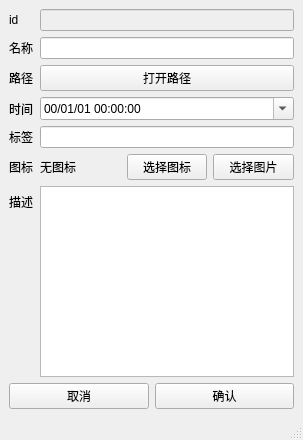
Old version of the form labeled_files/file.ui in the repository liyihc/labeled-files.
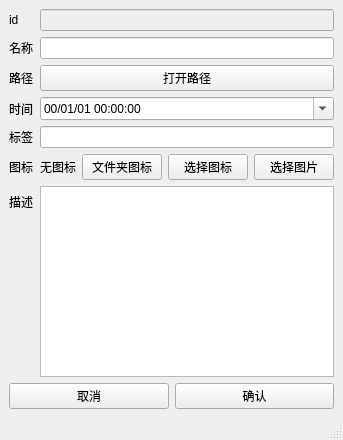
New version of the form.

Diff of the .ui file:
```diff
--- a/labeled_files/file.ui
+++ b/labeled_files/file.ui
@@ -108,6 +108,13 @@
           </property>
          </widget>
         </item>
+        <item>
+         <widget class="QPushButton" name="iconFolderPushButton">
+          <property name="text">
+           <string>文件夹图标</string>
+          </property>
+         </widget>
+        </item>
         <item>
          <widget class="QPushButton" name="iconChoosePushButton">
           <property name="text">
```
